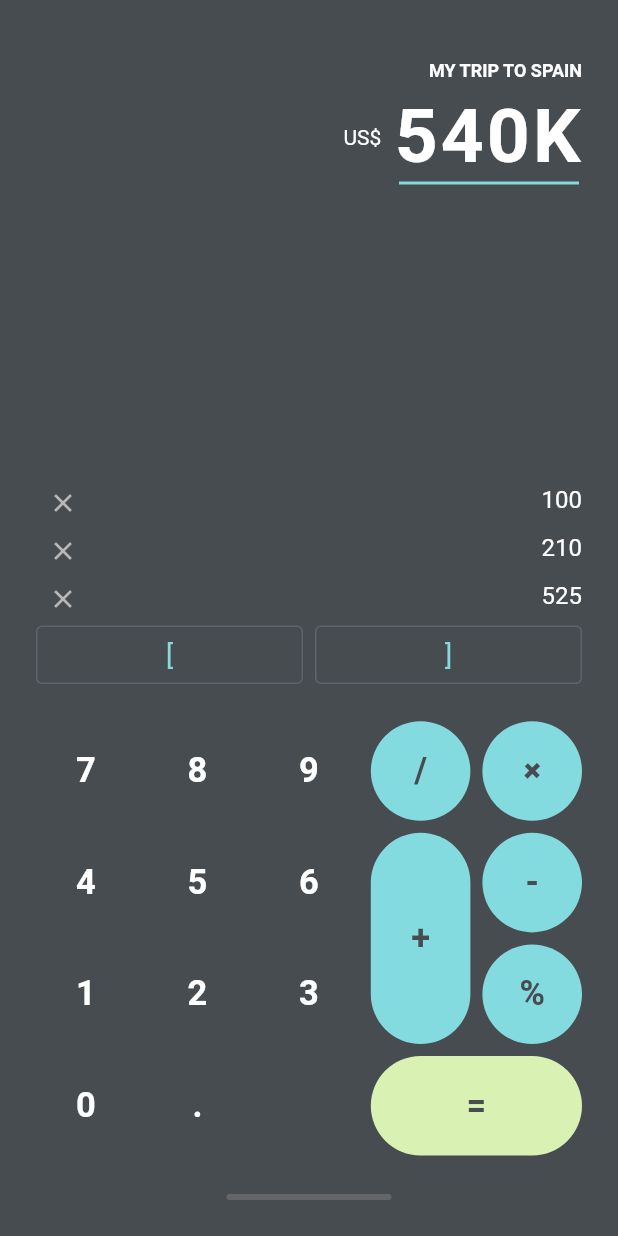
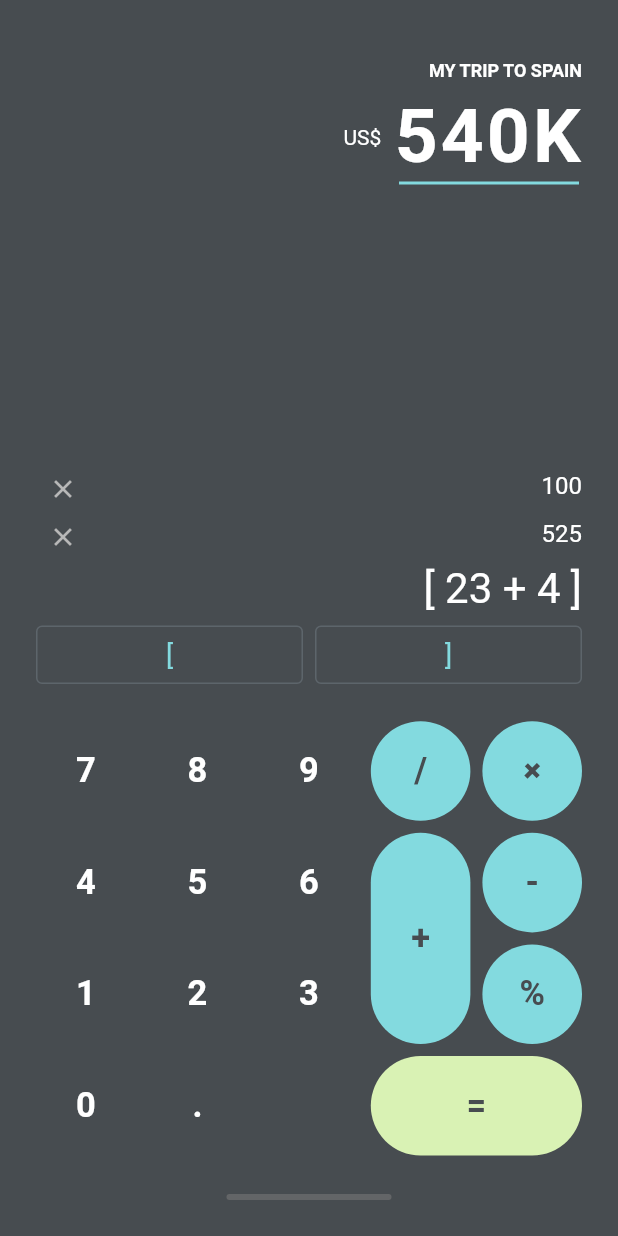
Before and after one commit to SadmanSarar/calculator_flutter_demo, a Flutter app: the screen it shows after launch, on a phone screen of 412 x 824 dp. Run offline on Flutter 3.47's test engine with Material 2 defaults, Android fonts, the phone set to English and light mode, and no system bars.

Commit message:
add calculated edit text widget

```diff
--- a/lib/widgets/top_section_widget.dart
+++ b/lib/widgets/top_section_widget.dart
@@ -43,18 +43,38 @@ class _TopSectionWidgetState extends State<TopSectionWidget> {
 
   var _models = <CalculatedRowModel>[
     CalculatedRowModel("100", 0),
-    CalculatedRowModel("210", 1),
     CalculatedRowModel("525", 2),
   ];
 
   List<Widget> buildCalculatedRowList() {
-    return _models.map((item) {
+    List<Widget> widgets = <Widget>[];
+    var items = _models.map((item) {
       return CalculatedRowWidget(
         item.amount,
         item.id,
         onRemoved: onCalculatedWidgetRemoved,
       );
     }).toList();
+    widgets.addAll(items);
+    var text = buildCalculatorEditTextWidget(
+      "[ 23 + 4 ]",
+    );
+    widgets.add(text);
+    return widgets;
+  }
+
+  Padding buildCalculatorEditTextWidget(String text) {
+    return Padding(
+        padding: EdgeInsets.only(top: 4, bottom: 4),
+        child: Text(
+          text,
+          style: TextStyle(
+            color: Colors.white,
+            fontSize: 28,
+            // fontWeight: FontWeight.bold,
+          ),
+          textAlign: TextAlign.end,
+        ));
   }
 
   void onCalculatedWidgetRemoved(int index) {
```
